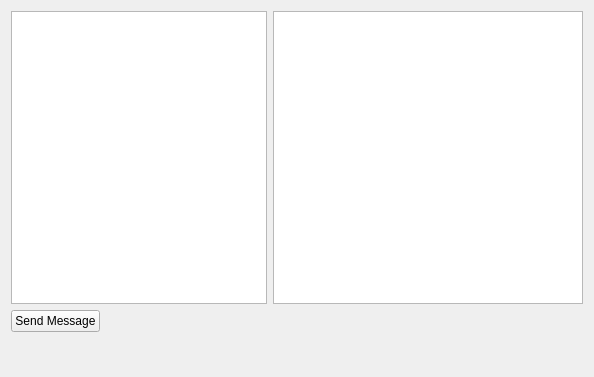
Above: Client/mainwindow.ui from czimbortibor/linux-chat-application before the change. Below: the same form after it.
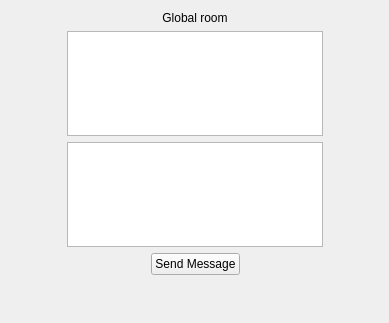
That is the form after the change.

Patch:
```diff
--- a/Client/mainwindow.ui
+++ b/Client/mainwindow.ui
@@ -6,8 +6,8 @@
    <rect>
     <x>0</x>
     <y>0</y>
-    <width>594</width>
-    <height>377</height>
+    <width>389</width>
+    <height>323</height>
    </rect>
   </property>
   <property name="windowTitle">
@@ -15,13 +15,105 @@
   </property>
   <widget class="QWidget" name="centralWidget">
    <layout class="QGridLayout" name="gridLayout">
-    <item row="1" column="0">
+    <item row="0" column="0">
+     <spacer name="horizontalSpacer_4">
+      <property name="orientation">
+       <enum>Qt::Horizontal</enum>
+      </property>
+      <property name="sizeHint" stdset="0">
+       <size>
+        <width>53</width>
+        <height>20</height>
+       </size>
+      </property>
+     </spacer>
+    </item>
+    <item row="0" column="1">
+     <layout class="QGridLayout" name="gridLayout_2" rowstretch="0,0,0">
+      <item row="2" column="0">
+       <widget class="QTextEdit" name="editSendMessage"/>
+      </item>
+      <item row="1" column="0">
+       <widget class="QTextEdit" name="editRecvMessage">
+        <property name="readOnly">
+         <bool>true</bool>
+        </property>
+       </widget>
+      </item>
+      <item row="0" column="0">
+       <widget class="QLabel" name="lblGlobalRoom">
+        <property name="styleSheet">
+         <string notr="true">font: 16pt &quot;Monospace&quot;;</string>
+        </property>
+        <property name="text">
+         <string>Global room</string>
+        </property>
+        <property name="alignment">
+         <set>Qt::AlignCenter</set>
+        </property>
+       </widget>
+      </item>
+     </layout>
+    </item>
+    <item row="0" column="2">
+     <spacer name="horizontalSpacer_3">
+      <property name="orientation">
+       <enum>Qt::Horizontal</enum>
+      </property>
+      <property name="sizeHint" stdset="0">
+       <size>
+        <width>52</width>
+        <height>20</height>
+       </size>
+      </property>
+     </spacer>
+    </item>
+    <item row="1" column="1">
+     <layout class="QHBoxLayout" name="horizontalLayout">
+      <item>
+       <spacer name="horizontalSpacer">
+        <property name="orientation">
+         <enum>Qt::Horizontal</enum>
+        </property>
+        <property name="sizeHint" stdset="0">
+         <size>
+          <width>40</width>
+          <height>20</height>
+         </size>
+        </property>
+       </spacer>
+      </item>
+      <item>
+       <widget class="QPushButton" name="btnSendMessage">
+        <property name="text">
+         <string>Send Message</string>
+        </property>
+       </widget>
+      </item>
+      <item>
+       <spacer name="horizontalSpacer_2">
+        <property name="orientation">
+         <enum>Qt::Horizontal</enum>
+        </property>
+        <property name="sizeHint" stdset="0">
+         <size>
+          <width>40</width>
+          <height>20</height>
+         </size>
+        </property>
+       </spacer>
+      </item>
+     </layout>
+    </item>
+    <item row="2" column="1">
      <widget class="QLabel" name="lblError">
       <property name="font">
        <font>
-        <pointsize>18</pointsize>
-        <weight>75</weight>
-        <bold>true</bold>
+        <family>Monospace</family>
+        <pointsize>20</pointsize>
+        <weight>50</weight>
+        <italic>false</italic>
+        <bold>false</bold>
        </font>
       </property>
       <property name="styleSheet">
@@ -32,27 +124,6 @@
       </property>
      </widget>
     </item>
-    <item row="0" column="0">
-     <layout class="QFormLayout" name="formLayout">
-      <item row="0" column="0">
-       <widget class="QTextEdit" name="editSendMessage"/>
-      </item>
-      <item row="1" column="0">
-       <widget class="QPushButton" name="btnSendMessage">
-        <property name="text">
-         <string>Send Message</string>
-        </property>
-       </widget>
-      </item>
-      <item row="0" column="1">
-       <widget class="QTextEdit" name="editRecvMessage">
-        <property name="readOnly">
-         <bool>true</bool>
-        </property>
-       </widget>
-      </item>
-     </layout>
-    </item>
    </layout>
   </widget>
  </widget>
```
Left out of the diff: 3 changed lines with no effect on the pictures.
